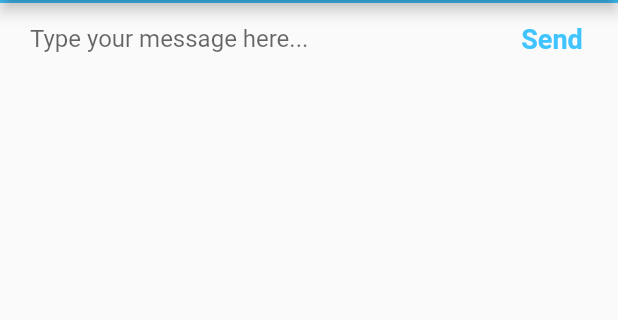
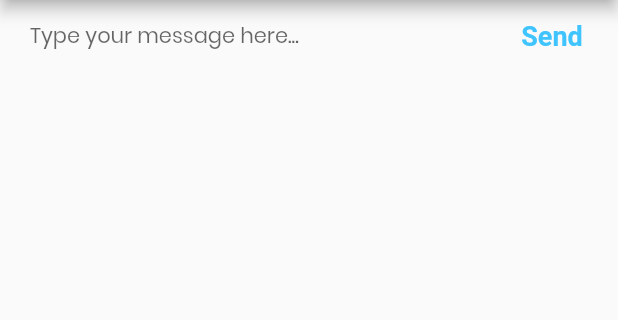
Before and after one commit to thomasconn0501/chat-app, a Flutter app: the ChatScreen screen opened directly, on a phone screen of 412 x 824 dp, the part 84-404 px from its top. Run offline on Flutter 3.47's test engine with Material 2 defaults, Android fonts, the phone set to English and light mode, and no system bars; our stand-ins replace animated_text_kit, cloud_firestore, firebase_auth, modal_progress_hud; missing offline and left inert: edge_alert; accounts and stored records are empty.

Commit message:
Updated Styles

```diff
--- a/lib/constants.dart
+++ b/lib/constants.dart
@@ -10,11 +10,13 @@ const kSendButtonTextStyle = TextStyle(
 const kMessageTextFieldDecoration = InputDecoration(
   contentPadding: EdgeInsets.symmetric(vertical: 10.0, horizontal: 20.0),
   hintText: 'Type your message here...',
+  hintStyle: TextStyle(fontFamily: 'Poppins',fontSize: 14),
   border: InputBorder.none,
 );
 
 const kMessageContainerDecoration = BoxDecoration(
-  border: Border(
-    top: BorderSide(color: Colors.lightBlueAccent, width: 2.0),
-  ),
+  // border: Border(
+  //   top: BorderSide(color: Colors.lightBlueAccent, width: 2.0),
+  // ),
+
 );
```
